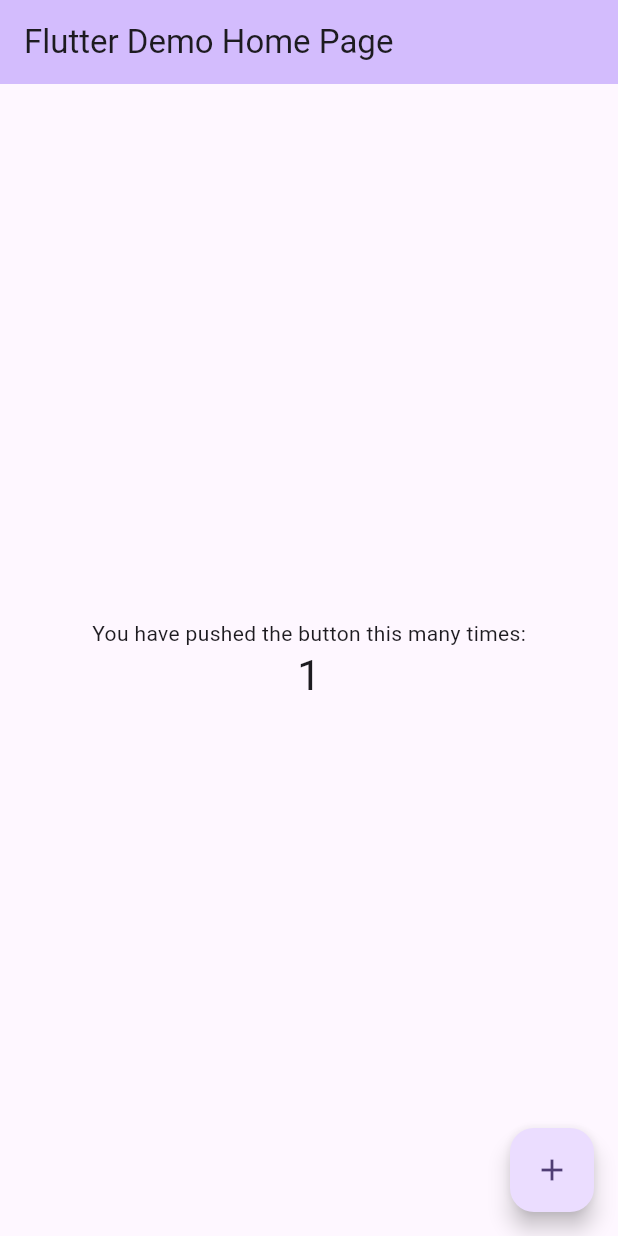
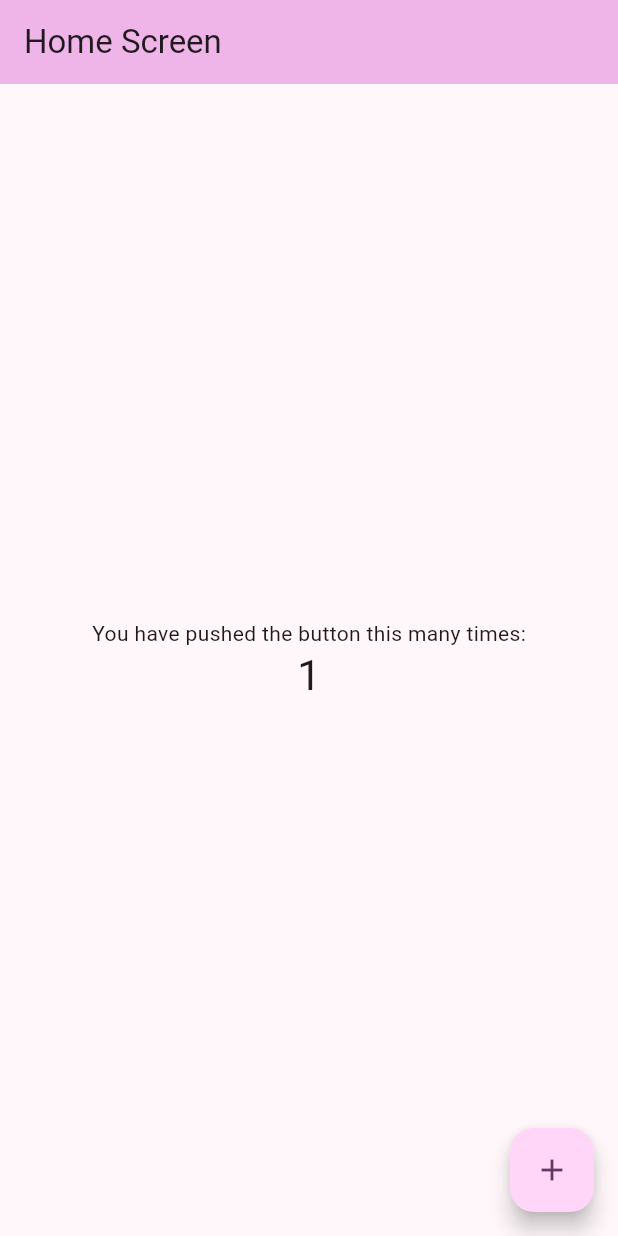
Before and after one commit to anapppp/PS-Seventh-Flutter, a Flutter app: the screen it shows after launch, after a tap on the "add" icon, on a phone screen of 412 x 824 dp. Run offline on Flutter 3.47's test engine with Material 3 defaults, Android fonts, the phone set to English and light mode, and no system bars.

```diff
--- a/seveth_app/lib/main.dart
+++ b/seveth_app/lib/main.dart
@@ -1,60 +1,37 @@
 import 'package:flutter/material.dart';
 
 void main() {
-  runApp(const MyApp());
+  runApp(const SeventhApp());
 }
 
-class MyApp extends StatelessWidget {
-  const MyApp({super.key});
+class SeventhApp extends StatelessWidget {
+  const SeventhApp({super.key});
 
   // This widget is the root of your application.
   @override
   Widget build(BuildContext context) {
     return MaterialApp(
-      title: 'Flutter Demo',
+      title: 'Seventh App',
       theme: ThemeData(
-        // This is the theme of your application.
-        //
-        // TRY THIS: Try running your application with "flutter run". You'll see
-        // the application has a purple toolbar. Then, without quitting the app,
-        // try changing the seedColor in the colorScheme below to Colors.green
-        // and then invoke "hot reload" (save your changes or press the "hot
-        // reload" button in a Flutter-supported IDE, or press "r" if you used
-        // the command line to start the app).
-        //
-        // Notice that the counter didn't reset back to zero; the application
-        // state is not lost during the reload. To reset the state, use hot
-        // restart instead.
-        //
-        // This works for code too, not just values: Most code changes can be
-        // tested with just a hot reload.
-        colorScheme: ColorScheme.fromSeed(seedColor: Colors.deepPurple),
+        colorScheme:
+            ColorScheme.fromSeed(seedColor: Color.fromARGB(255, 135, 31, 139)),
         useMaterial3: true,
       ),
-      home: const MyHomePage(title: 'Flutter Demo Home Page'),
+      home: const HomeScreen(title: 'Home Screen'),
     );
   }
 }
 
-class MyHomePage extends StatefulWidget {
-  const MyHomePage({super.key, required this.title});
-
-  // This widget is the home page of your application. It is stateful, meaning
-  // that it has a State object (defined below) that contains fields that affect
-  // how it looks.
-
-  // This class is the configuration for the state. It holds the values (in this
-  // case the title) provided by the parent (in this case the App widget) and
-  // used by the build method of the State. Fields in a Widget subclass are
-  // always marked "final".
+class HomeScreen extends StatefulWidget {
+  const HomeScreen({super.key, required this.title});
 
   final String title;
 
   @override
-  State<MyHomePage> createState() => _MyHomePageState();
+  State<HomeScreen> createState() => _HomeScreenState();
 }
 
-class _MyHomePageState extends State<MyHomePage> {
+class _HomeScreenState extends State<HomeScreen> {
   int _counter = 0;
 
   void _incrementCounter() {
```
Also changed, not shown: 1 other file.
